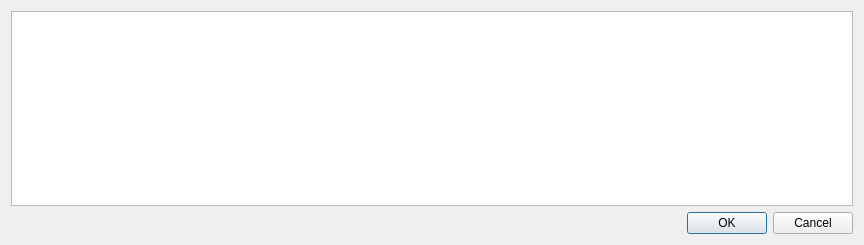
First picture: the form in UI/wTransects2Use.ui, repository rowetechinc/QRevPy, before the edit.
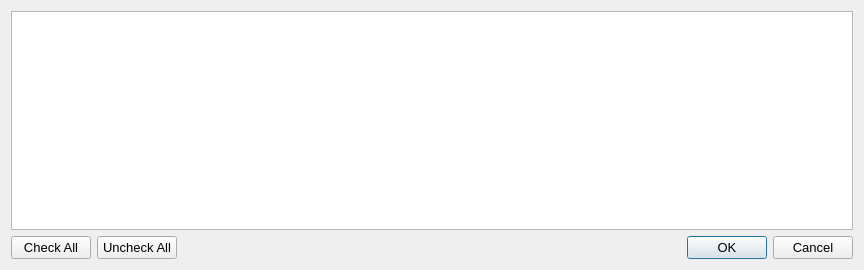
Second picture: the form after the edit.

The edit to the form file:
```diff
--- a/UI/wTransects2Use.ui
+++ b/UI/wTransects2Use.ui
@@ -10,18 +10,64 @@
     <x>0</x>
     <y>0</y>
     <width>864</width>
-    <height>245</height>
+    <height>270</height>
    </rect>
   </property>
   <property name="windowTitle">
    <string>Transects to Use</string>
   </property>
+  <layout class="QGridLayout" name="gridLayout">
+   <item row="0" column="0">
   <layout class="QVBoxLayout" name="verticalLayout">
    <item>
     <widget class="QTableWidget" name="tableSelect"/>
    </item>
    <item>
+      <layout class="QHBoxLayout" name="horizontalLayout">
+       <item>
+        <widget class="QPushButton" name="pb_check_all">
+         <property name="font">
+          <font>
+           <pointsize>10</pointsize>
+          </font>
+         </property>
+         <property name="text">
+          <string>Check All</string>
+         </property>
+        </widget>
+       </item>
+       <item>
+        <widget class="QPushButton" name="pb_uncheck_all">
+         <property name="font">
+          <font>
+           <pointsize>10</pointsize>
+          </font>
+         </property>
+         <property name="text">
+          <string>Uncheck All</string>
+         </property>
+        </widget>
+       </item>
+       <item>
+        <spacer name="horizontalSpacer">
+         <property name="orientation">
+          <enum>Qt::Horizontal</enum>
+         </property>
+         <property name="sizeHint" stdset="0">
+          <size>
+           <width>40</width>
+           <height>20</height>
+          </size>
+         </property>
+        </spacer>
+       </item>
+       <item>
     <widget class="QDialogButtonBox" name="buttonBox">
+         <property name="font">
+          <font>
+           <pointsize>10</pointsize>
+          </font>
+         </property>
      <property name="orientation">
       <enum>Qt::Horizontal</enum>
      </property>
@@ -29,6 +75,10 @@
       <set>QDialogButtonBox::Cancel|QDialogButtonBox::Ok</set>
      </property>
     </widget>
+       </item>
+      </layout>
+     </item>
+    </layout>
    </item>
   </layout>
  </widget>
```
Lines whose indentation alone changed are shown as unchanged.
